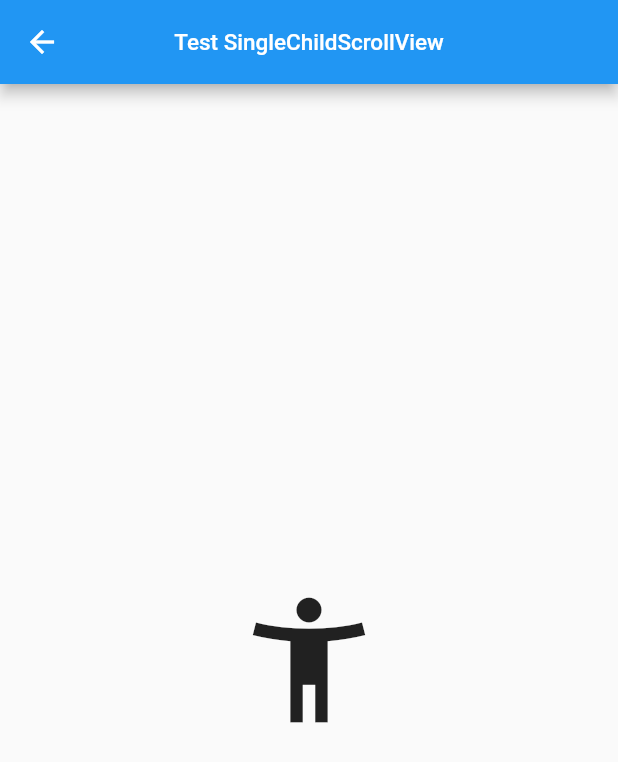
After one commit to pkk1113/flutter_examples, a Flutter app: the TestSingleChildScrollerView screen opened directly, on a phone screen of 412 x 824 dp. The commit adds this screen. Shown: the top 762 px of the screen. Run offline on Flutter 3.47's test engine with Material 2 defaults, Android fonts, the phone set to English and light mode, and no system bars; our stand-ins replace get.

Commit message:
[add] 이 방법을 쓰면 내부가 클릭 안 됨

```diff
--- a/lib/main.dart
+++ b/lib/main.dart
@@ -2,6 +2,7 @@ import 'package:flutter/material.dart';
 import 'package:flutter_application_1/pages/test_fittedbox_page.dart';
 import 'package:flutter_application_1/pages/test_keyboard.dart';
 import 'package:flutter_application_1/pages/test_mixin_page.dart';
+import 'package:flutter_application_1/pages/test_singlechildscrollview.dart';
 import 'package:get/get.dart';
 
 void main() => runApp(GetMaterialApp(home: Main()));
@@ -18,6 +19,7 @@ class Main extends StatelessWidget {
             _buildButton(TestFittedBoxPage()),
             _buildButton(TestMixinPage()),
             _buildButton(TestKeyboard()),
+            _buildButton(TestSingleChildScrollerView()),
           ],
         ),
       ),
--- /dev/null
+++ b/lib/pages/test_singlechildscrollview.dart
@@ -0,0 +1,43 @@
+import 'package:flutter/material.dart';
+import 'package:get/get.dart';
+
+class _TestSingleChildScrollerView extends GetxController {
+  RxBool iconState = false.obs;
+
+  Future<void> switchIconState() async {
+    iconState.value = !iconState.value;
+  }
+}
+
+class TestSingleChildScrollerView extends StatelessWidget {
+  final controller = Get.put(_TestSingleChildScrollerView());
+  @override
+  Widget build(BuildContext context) {
+    return Scaffold(
+      appBar: AppBar(
+        title: Text(
+          'Test SingleChildScrollView',
+          style: TextStyle(fontSize: 15.0),
+        ),
+        centerTitle: true,
+      ),
+      body: RefreshIndicator(
+        onRefresh: controller.switchIconState,
+        child: Stack(
+          children: [
+            InkWell(
+              onTap: () {},
+              child: ConstrainedBox(
+                constraints: BoxConstraints.expand(),
+                child: Obx(() => controller.iconState.value
+                    ? Icon(Icons.accessibility, size: 100.0)
+                    : Icon(Icons.accessibility_new, size: 100.0)),
+              ),
+            ),
+            ListView(),
+          ],
+        ),
+      ),
+    );
+  }
+}
```
